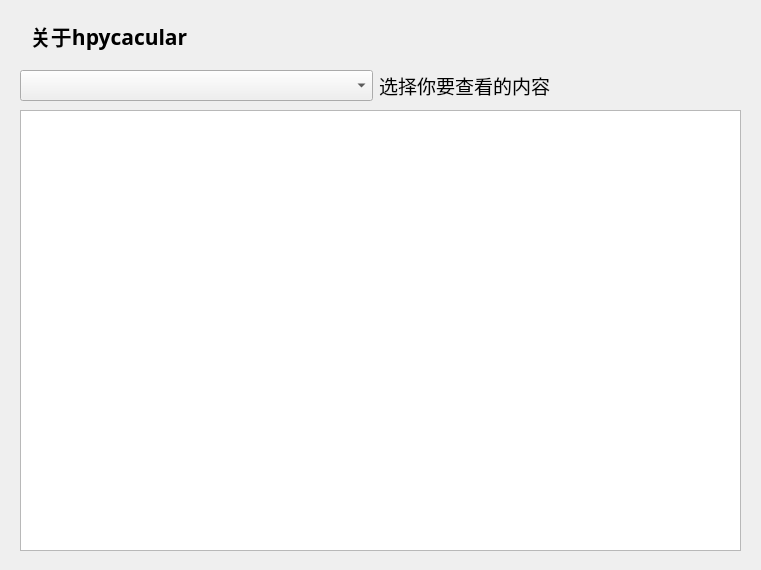
HowieHz/hpyculator, file src/builtin_modules/ui/about_win.ui: the form before one commit.
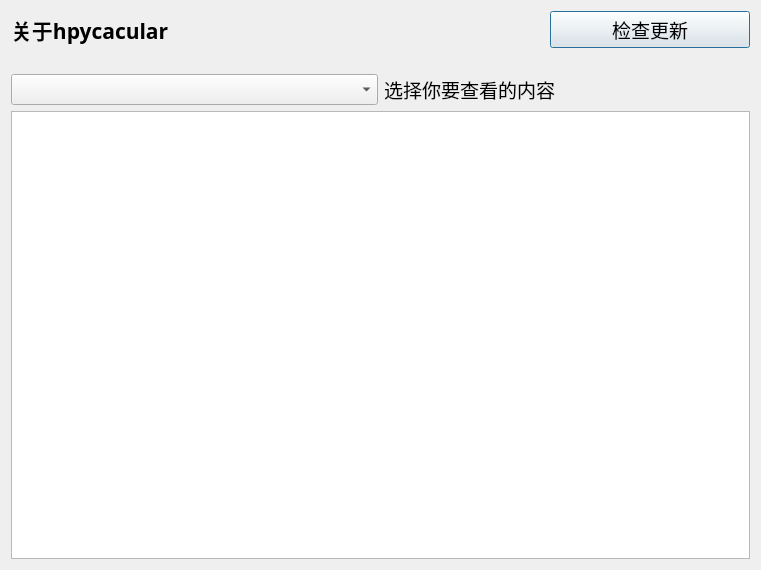
The form after the commit.

```diff
--- a/src/builtin_modules/ui/about_win.ui
+++ b/src/builtin_modules/ui/about_win.ui
@@ -25,50 +25,8 @@
   <property name="windowTitle">
    <string>Dialog</string>
   </property>
-  <widget class="QTextEdit" name="output_doc">
-   <property name="geometry">
-    <rect>
-     <x>20</x>
-     <y>110</y>
-     <width>721</width>
-     <height>441</height>
-    </rect>
-   </property>
-   <property name="font">
-    <font>
-     <pointsize>14</pointsize>
-    </font>
-   </property>
-  </widget>
-  <widget class="QLabel" name="label">
-   <property name="geometry">
-    <rect>
-     <x>30</x>
-     <y>20</y>
-     <width>201</width>
-     <height>31</height>
-    </rect>
-   </property>
-   <property name="font">
-    <font>
-     <family>更纱黑体 UI SC</family>
-     <pointsize>16</pointsize>
-     <bold>true</bold>
-    </font>
-   </property>
-   <property name="text">
-    <string>关于hpycacular</string>
-   </property>
-  </widget>
-  <widget class="QWidget" name="">
-   <property name="geometry">
-    <rect>
-     <x>20</x>
-     <y>60</y>
-     <width>711</width>
-     <height>51</height>
-    </rect>
-   </property>
+  <layout class="QGridLayout" name="gridLayout">
+   <item row="4" column="0" colspan="2">
    <layout class="QHBoxLayout" name="horizontalLayout">
     <item>
      <widget class="QComboBox" name="choices_doc">
@@ -93,7 +51,70 @@
      </widget>
     </item>
    </layout>
-  </widget>
+   </item>
+   <item row="0" column="0">
+    <widget class="QLabel" name="label">
+     <property name="font">
+      <font>
+       <family>更纱黑体 UI SC</family>
+       <pointsize>16</pointsize>
+       <bold>true</bold>
+      </font>
+     </property>
+     <property name="text">
+      <string>关于hpycacular</string>
+     </property>
+    </widget>
+   </item>
+   <item row="0" column="1">
+    <widget class="QPushButton" name="pushButton">
+     <property name="sizePolicy">
+      <sizepolicy hsizetype="Minimum" vsizetype="Fixed">
+       <horstretch>0</horstretch>
+       <verstretch>0</verstretch>
+      </sizepolicy>
+     </property>
+     <property name="minimumSize">
+      <size>
+       <width>200</width>
+       <height>35</height>
+      </size>
+     </property>
+     <property name="font">
+      <font>
+       <family>更纱黑体 UI SC</family>
+       <pointsize>14</pointsize>
+      </font>
+     </property>
+     <property name="text">
+      <string>检查更新</string>
+     </property>
+    </widget>
+   </item>
+   <item row="3" column="0">
+    <spacer name="horizontalSpacer">
+     <property name="orientation">
+      <enum>Qt::Horizontal</enum>
+     </property>
+     <property name="sizeHint" stdset="0">
+      <size>
+       <width>40</width>
+       <height>20</height>
+      </size>
+     </property>
+    </spacer>
+   </item>
+   <item row="5" column="0" colspan="2">
+    <widget class="QTextBrowser" name="output_doc">
+     <property name="font">
+      <font>
+       <family>更纱黑体 SC</family>
+       <pointsize>12</pointsize>
+      </font>
+     </property>
+    </widget>
+   </item>
+  </layout>
  </widget>
  <resources/>
  <connections/>
```
Left out of the diff: 39 changed lines with no effect on the pictures. Lines whose indentation alone changed are shown as unchanged.
